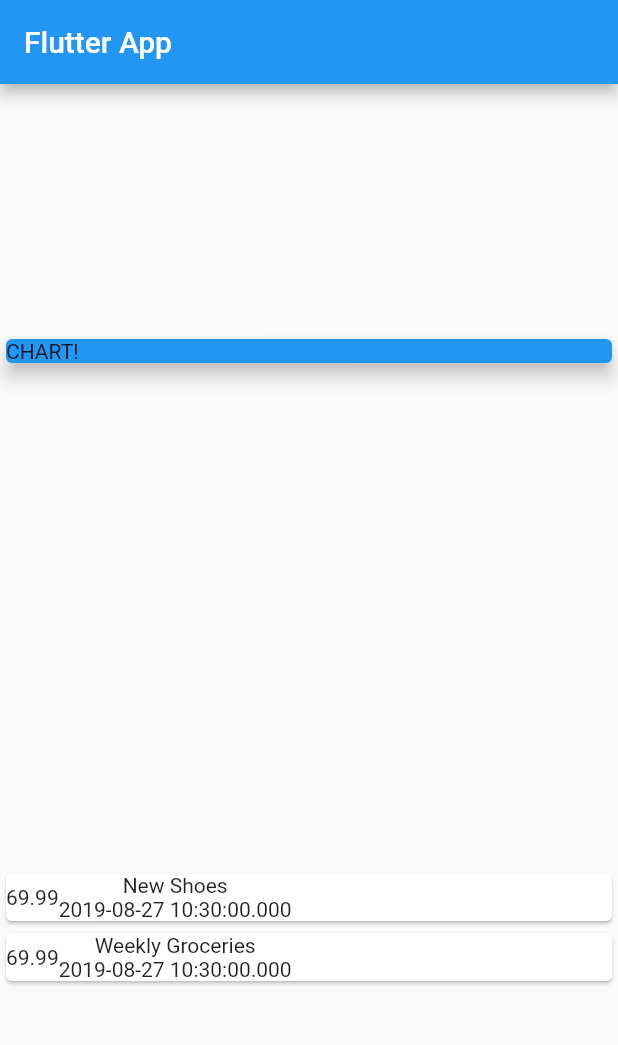
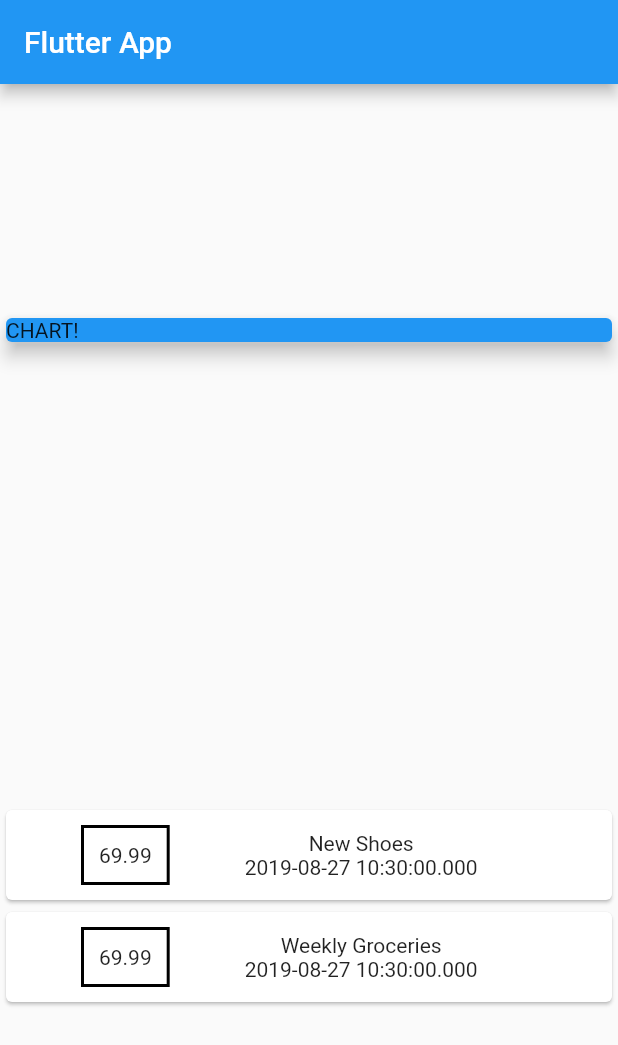
Before and after one commit to Maharoz/PersonalExpenseApp, a Flutter app: the screen it shows after launch, on a phone screen of 412 x 824 dp. Shown: the top 1045 px of the screen. Run offline on Flutter 3.47's test engine with Material 2 defaults, Android fonts, the phone set to English and light mode, and no system bars.

Commit message:
styling a container

```diff
--- a/lib/main.dart
+++ b/lib/main.dart
@@ -53,14 +53,25 @@ class MyHomePage extends StatelessWidget {
                 child: Row(
                   children: <Widget>[
                     Container(
+                      margin:
+                          EdgeInsets.symmetric(vertical: 10, horizontal: 50),
+                      decoration: BoxDecoration(
+                        border: Border.all(
+                          color: Colors.black,
+                          width: 2,
+                        ),
+                      ),
+                      padding: EdgeInsets.all(10),
                       child: Text(tx.amount.toString()),
                     ),
-                    Column(children: <Widget>[
-                      Text(tx.title),
-                      Text(
-                        tx.date.toString(),
+                    Column(
+                      children: <Widget>[
+                        Text(tx.title),
+                        Text(
+                          tx.date.toString(),
                         )
-                    ],)
+                      ],
+                    )
                   ],
                 ),
               );
```
